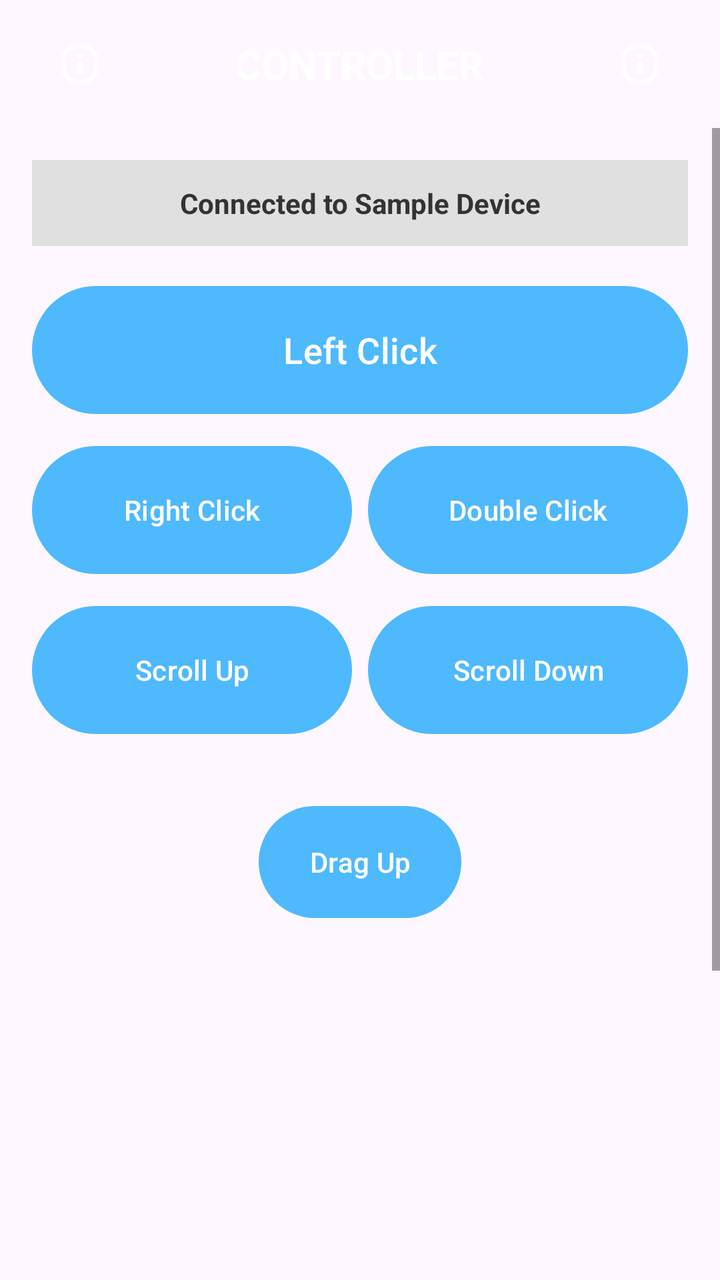
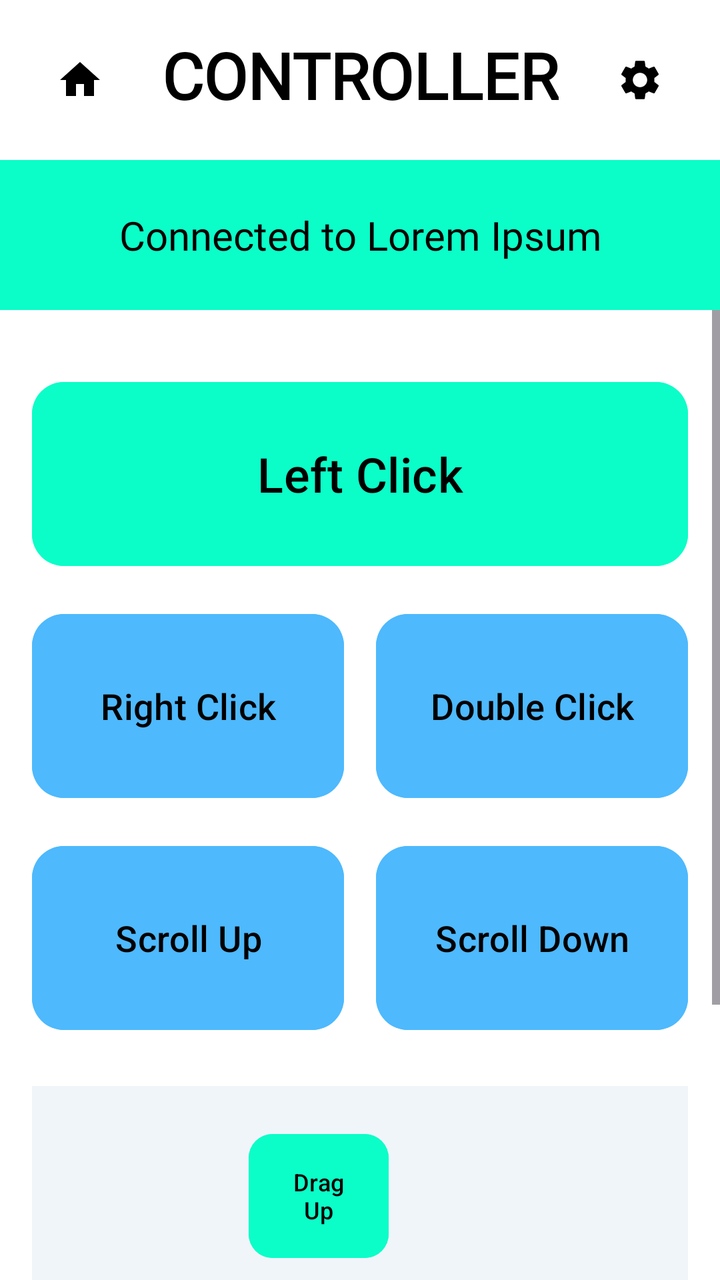

Two renders of the same Android screen: before a commit and after it. Below are the layout's source before the change and the commit's diff.
<!-- AndroidManifest.xml: application theme Theme.Phomouse -->
<!-- res/layout/screen_controller.xml -->
<?xml version="1.0" encoding="utf-8"?>
<androidx.constraintlayout.widget.ConstraintLayout xmlns:android="http://schemas.android.com/apk/res/android"
    xmlns:app="http://schemas.android.com/apk/res-auto"
    android:id="@+id/screen_controller"
    android:layout_width="match_parent"
    android:layout_height="match_parent">

    <com.google.android.material.appbar.AppBarLayout
        android:id="@+id/appbar_controller"
        android:layout_width="match_parent"
        android:layout_height="wrap_content"
        app:layout_constraintTop_toTopOf="parent">

        <androidx.appcompat.widget.Toolbar
            android:layout_width="match_parent"
            android:layout_height="?attr/actionBarSize"
            app:contentInsetStart="0dp"
            app:contentInsetEnd="0dp">

            <androidx.constraintlayout.widget.ConstraintLayout
                android:layout_width="match_parent"
                android:layout_height="match_parent"
                android:paddingHorizontal="16dp">

                <ImageButton
                    android:id="@+id/btn_home_controller"
                    android:layout_width="48dp"
                    android:layout_height="48dp"
                    android:src="@drawable/ic_placeholder"
                    android:background="?attr/selectableItemBackgroundBorderless"
                    app:tint="?attr/colorOnPrimary"
                    app:layout_constraintStart_toStartOf="parent"
                    app:layout_constraintTop_toTopOf="parent"
                    app:layout_constraintBottom_toBottomOf="parent"/>

                <TextView
                    android:layout_width="wrap_content"
                    android:layout_height="wrap_content"
                    android:text="CONTROLLER"
                    android:textSize="20sp"
                    android:textStyle="bold"
                    android:textColor="?attr/colorOnPrimary"
                    app:layout_constraintStart_toStartOf="parent"
                    app:layout_constraintEnd_toEndOf="parent"
                    app:layout_constraintTop_toTopOf="parent"
                    app:layout_constraintBottom_toBottomOf="parent"/>

                <ImageButton
                    android:id="@+id/btn_settings_controller"
                    android:layout_width="48dp"
                    android:layout_height="48dp"
                    android:src="@drawable/ic_placeholder"
                    android:background="?attr/selectableItemBackgroundBorderless"
                    app:tint="?attr/colorOnPrimary"
                    app:layout_constraintEnd_toEndOf="parent"
                    app:layout_constraintTop_toTopOf="parent"
                    app:layout_constraintBottom_toBottomOf="parent"/>

            </androidx.constraintlayout.widget.ConstraintLayout>
        </androidx.appcompat.widget.Toolbar>
    </com.google.android.material.appbar.AppBarLayout>

    <ScrollView
        android:layout_width="match_parent"
        android:layout_height="0dp"
        app:layout_constraintTop_toBottomOf="@id/appbar_controller"
        app:layout_constraintBottom_toBottomOf="parent">

        <LinearLayout
            android:layout_width="match_parent"
            android:layout_height="wrap_content"
            android:orientation="vertical"
            android:padding="16dp">

            <TextView
                android:layout_width="match_parent"
                android:layout_height="wrap_content"
                android:text="Connected to Sample Device"
                android:textAlignment="center"
                android:padding="12dp"
                android:background="#E0E0E0"
                android:textColor="#333333"
                android:textStyle="bold"
                android:layout_marginBottom="16dp"/>

            <com.google.android.material.button.MaterialButton
                android:layout_width="match_parent"
                android:layout_height="72dp"
                android:text="Left Click"
                android:textSize="18sp"
                android:layout_marginBottom="8dp"/>

            <LinearLayout
                android:layout_width="match_parent"
                android:layout_height="wrap_content"
                android:orientation="horizontal"
                android:layout_marginBottom="8dp">
                <com.google.android.material.button.MaterialButton
                    android:layout_width="0dp"
                    android:layout_height="72dp"
                    android:layout_weight="1"
                    android:text="Right Click"
                    android:layout_marginEnd="4dp"/>
                <com.google.android.material.button.MaterialButton
                    android:layout_width="0dp"
                    android:layout_height="72dp"
                    android:layout_weight="1"
                    android:text="Double Click"
                    android:layout_marginStart="4dp"/>
            </LinearLayout>

            <LinearLayout
                android:layout_width="match_parent"
                android:layout_height="wrap_content"
                android:orientation="horizontal"
                android:layout_marginBottom="24dp">
                <com.google.android.material.button.MaterialButton
                    android:layout_width="0dp"
                    android:layout_height="72dp"
                    android:layout_weight="1"
                    android:text="Scroll Up"
                    android:layout_marginEnd="4dp"/>
                <com.google.android.material.button.MaterialButton
                    android:layout_width="0dp"
                    android:layout_height="72dp"
                    android:layout_weight="1"
                    android:text="Scroll Down"
                    android:layout_marginStart="4dp"/>
            </LinearLayout>

            
            <GridLayout
                android:layout_width="match_parent"
                android:layout_height="wrap_content"
                android:columnCount="3"
                android:rowCount="3"
                android:alignmentMode="alignBounds">

                
                <TextView
                    android:layout_width="0dp"
                    android:layout_height="wrap_content"
                    android:text="Drag"
                    android:layout_columnWeight="1"
                    android:gravity="center"
                    android:layout_gravity="center"/>
                <com.google.android.material.button.MaterialButton
                    android:layout_width="0dp"
                    android:layout_height="64dp"
                    android:text="Drag Up"
                    android:layout_columnWeight="1"
                    android:layout_margin="4dp"/>
                <TextView
                    android:layout_width="0dp"
                    android:layout_height="wrap_content"
                    android:text="Tap grab to start"
                    android:layout_columnWeight="1"
                    android:gravity="center"
                    android:layout_gravity="center"/>

                
                <com.google.android.material.button.MaterialButton
                    android:layout_width="0dp"
                    android:layout_height="64dp"
                    android:text="Drag Left"
                    android:layout_columnWeight="1"
                    android:layout_margin="4dp"/>
                <com.google.android.material.button.MaterialButton
                    android:layout_width="0dp"
                    android:layout_height="64dp"
                    android:text="Grab"
                    android:layout_columnWeight="1"
                    android:layout_margin="4dp"/>
                <com.google.android.material.button.MaterialButton
                    android:layout_width="0dp"
                    android:layout_height="64dp"
                    android:text="Drag Right"
                    android:layout_columnWeight="1"
                    android:layout_margin="4dp"/>

                
                <Space
                    android:layout_width="0dp"
                    android:layout_height="wrap_content"
                    android:layout_columnWeight="1"/>
                <com.google.android.material.button.MaterialButton
                    android:layout_width="0dp"
                    android:layout_height="64dp"
                    android:text="Drag Down"
                    android:layout_columnWeight="1"
                    android:layout_margin="4dp"/>
                <Space
                    android:layout_width="0dp"
                    android:layout_height="wrap_content"
                    android:layout_columnWeight="1"/>

            </GridLayout>

        </LinearLayout>
    </ScrollView>
</androidx.constraintlayout.widget.ConstraintLayout>
<!-- resources referenced by this layout -->
<resources>
  <!-- drawable ic_placeholder (drawable) -->
  <vector xmlns:android="http://schemas.android.com/apk/res/android"
      android:width="24dp"
      android:height="24dp"
      android:viewportWidth="24"
      android:viewportHeight="24">
      <path
          android:fillColor="#888888"
          android:pathData="M12,2C6.47,2 2,6.47 2,12s4.47,10 10,10 10,-4.47 10,-10S17.53,2 12,2zM12,20c-4.41,0 -8,-3.59 -8,-8s3.59,-8 8,-8 8,3.59 8,8 -3.59,8 -8,8zM11,7h2v2h-2zM11,11h2v6h-2z"/>
  </vector>
  <style name="Theme.Phomouse" parent="Base.Theme.Phomouse" />
  <style name="Base.Theme.Phomouse" parent="Theme.Material3.DayNight.NoActionBar">
   <item name="colorPrimary">@color/primary</item>
          
      </style>
  <color name="primary">#4EB9FD</color>
</resources>

<!-- the commit's change to res/layout/screen_controller.xml (unified diff, before → after) -->
@@ -3,199 +3,258 @@
     xmlns:app="http://schemas.android.com/apk/res-auto"
     android:id="@+id/screen_controller"
     android:layout_width="match_parent"
-    android:layout_height="match_parent">
-
-    <com.google.android.material.appbar.AppBarLayout
-        android:id="@+id/appbar_controller"
+    android:layout_height="match_parent"
+    android:background="@color/white">
+
+    <androidx.constraintlayout.widget.ConstraintLayout
+        android:id="@+id/header_controller"
         android:layout_width="match_parent"
         android:layout_height="wrap_content"
+        android:padding="16dp"
         app:layout_constraintTop_toTopOf="parent">
 
-        <androidx.appcompat.widget.Toolbar
-            android:layout_width="match_parent"
-            android:layout_height="?attr/actionBarSize"
-            app:contentInsetStart="0dp"
-            app:contentInsetEnd="0dp">
-
-            <androidx.constraintlayout.widget.ConstraintLayout
-                android:layout_width="match_parent"
-                android:layout_height="match_parent"
-                android:paddingHorizontal="16dp">
-
-                <ImageButton
-                    android:id="@+id/btn_home_controller"
-                    android:layout_width="48dp"
-                    android:layout_height="48dp"
-                    android:src="@drawable/ic_placeholder"
-                    android:background="?attr/selectableItemBackgroundBorderless"
-                    app:tint="?attr/colorOnPrimary"
-                    app:layout_constraintStart_toStartOf="parent"
-                    app:layout_constraintTop_toTopOf="parent"
-                    app:layout_constraintBottom_toBottomOf="parent"/>
-
-                <TextView
-                    android:layout_width="wrap_content"
-                    android:layout_height="wrap_content"
-                    android:text="CONTROLLER"
-                    android:textSize="20sp"
-                    android:textStyle="bold"
-                    android:textColor="?attr/colorOnPrimary"
-                    app:layout_constraintStart_toStartOf="parent"
-                    app:layout_constraintEnd_toEndOf="parent"
-                    app:layout_constraintTop_toTopOf="parent"
-                    app:layout_constraintBottom_toBottomOf="parent"/>
-
-                <ImageButton
-                    android:id="@+id/btn_settings_controller"
-                    android:layout_width="48dp"
-                    android:layout_height="48dp"
-                    android:src="@drawable/ic_placeholder"
-                    android:background="?attr/selectableItemBackgroundBorderless"
-                    app:tint="?attr/colorOnPrimary"
-                    app:layout_constraintEnd_toEndOf="parent"
-                    app:layout_constraintTop_toTopOf="parent"
-                    app:layout_constraintBottom_toBottomOf="parent"/>
-
-            </androidx.constraintlayout.widget.ConstraintLayout>
-        </androidx.appcompat.widget.Toolbar>
-    </com.google.android.material.appbar.AppBarLayout>
+        <ImageButton
+            android:id="@+id/btn_home_controller"
+            android:layout_width="48dp"
+            android:layout_height="48dp"
+            android:src="@drawable/ic_home"
+            android:background="?attr/selectableItemBackgroundBorderless"
+            app:layout_constraintStart_toStartOf="parent"
+            app:layout_constraintTop_toTopOf="parent" />
+
+        <TextView
+            android:layout_width="wrap_content"
+            android:layout_height="wrap_content"
+            android:text="CONTROLLER"
+            android:textSize="32sp"
+            android:textStyle="bold"
+            android:textColor="@color/black"
+            android:fontFamily="@font/atkinson"
+            app:layout_constraintStart_toStartOf="parent"
+            app:layout_constraintEnd_toEndOf="parent"
+            app:layout_constraintTop_toTopOf="parent" />
+
+        <ImageButton
+            android:id="@+id/btn_settings_controller"
+            android:layout_width="48dp"
+            android:layout_height="48dp"
+            android:src="@drawable/ic_settings"
+            android:background="?attr/selectableItemBackgroundBorderless"
+            app:layout_constraintEnd_toEndOf="parent"
+            app:layout_constraintTop_toTopOf="parent" />
+
+    </androidx.constraintlayout.widget.ConstraintLayout>
+
+    <TextView
+        android:id="@+id/status_bar"
+        android:layout_width="match_parent"
+        android:layout_height="wrap_content"
+        android:text="Connected to Lorem Ipsum"
+        android:textSize="20sp"
+        android:textColor="@color/black"
+        android:background="@color/accent"
+        android:gravity="center"
+        android:paddingVertical="24dp"
+        android:fontFamily="@font/atkinson"
+        app:layout_constraintTop_toBottomOf="@id/header_controller" />
 
     <ScrollView
         android:layout_width="match_parent"
         android:layout_height="0dp"
-        app:layout_constraintTop_toBottomOf="@id/appbar_controller"
+        app:layout_constraintTop_toBottomOf="@id/status_bar"
         app:layout_constraintBottom_toBottomOf="parent">
 
         <LinearLayout
             android:layout_width="match_parent"
             android:layout_height="wrap_content"
             android:orientation="vertical"
-            android:padding="16dp">
-
-            <TextView
-                android:layout_width="match_parent"
-                android:layout_height="wrap_content"
-                android:text="Connected to Sample Device"
-                android:textAlignment="center"
-                android:padding="12dp"
-                android:background="#E0E0E0"
-                android:textColor="#333333"
-                android:textStyle="bold"
-                android:layout_marginBottom="16dp"/>
+            android:padding="16dp"
+            android:gravity="center_horizontal">
 
             <com.google.android.material.button.MaterialButton
-                android:layout_width="match_parent"
-                android:layout_height="72dp"
+                android:id="@+id/btn_left_click"
+                android:layout_width="match_parent"
+                android:layout_height="100dp"
                 android:text="Left Click"
-                android:textSize="18sp"
-                android:layout_marginBottom="8dp"/>
+                android:textSize="24sp"
+                android:textColor="@color/black"
+                android:textAllCaps="false"
+                android:backgroundTint="@color/accent"
+                app:cornerRadius="16dp"
+                android:layout_marginTop="16dp"/>
 
             <LinearLayout
                 android:layout_width="match_parent"
                 android:layout_height="wrap_content"
                 android:orientation="horizontal"
-                android:layout_marginBottom="8dp">
-                <com.google.android.material.button.MaterialButton
-                    android:layout_width="0dp"
-                    android:layout_height="72dp"
-                    android:layout_weight="1"
+                android:layout_marginTop="16dp">
+                <com.google.android.material.button.MaterialButton
+                    android:id="@+id/btn_right_click"
+                    android:layout_width="0dp"
+                    android:layout_weight="1"
+                    android:layout_height="100dp"
                     android:text="Right Click"
-                    android:layout_marginEnd="4dp"/>
-                <com.google.android.material.button.MaterialButton
-                    android:layout_width="0dp"
-                    android:layout_height="72dp"
-                    android:layout_weight="1"
+                    android:textSize="18sp"
+                    android:textColor="@color/black"
+                    android:textAllCaps="false"
+                    android:backgroundTint="@color/primary"
+                    app:cornerRadius="16dp"
+                    android:layout_marginEnd="8dp"/>
+                <com.google.android.material.button.MaterialButton
+                    android:id="@+id/btn_double_click"
+                    android:layout_width="0dp"
+                    android:layout_weight="1"
+                    android:layout_height="100dp"
                     android:text="Double Click"
-                    android:layout_marginStart="4dp"/>
+                    android:textSize="18sp"
+                    android:textColor="@color/black"
+                    android:textAllCaps="false"
+                    android:backgroundTint="@color/primary"
+                    app:cornerRadius="16dp"
+                    android:layout_marginStart="8dp"/>
             </LinearLayout>
 
             <LinearLayout
                 android:layout_width="match_parent"
                 android:layout_height="wrap_content"
                 android:orientation="horizontal"
-                android:layout_marginBottom="24dp">
-                <com.google.android.material.button.MaterialButton
-                    android:layout_width="0dp"
-                    android:layout_height="72dp"
-                    android:layout_weight="1"
+                android:layout_marginTop="16dp">
+                <com.google.android.material.button.MaterialButton
+                    android:id="@+id/btn_scroll_up"
+                    android:layout_width="0dp"
+                    android:layout_weight="1"
+                    android:layout_height="100dp"
                     android:text="Scroll Up"
-                    android:layout_marginEnd="4dp"/>
-                <com.google.android.material.button.MaterialButton
-                    android:layout_width="0dp"
-                    android:layout_height="72dp"
-                    android:layout_weight="1"
+                    android:textSize="18sp"
+                    android:textColor="@color/black"
+                    android:textAllCaps="false"
+                    android:backgroundTint="@color/primary"
+                    app:cornerRadius="16dp"
+                    android:layout_marginEnd="8dp"/>
+                <com.google.android.material.button.MaterialButton
+                    android:id="@+id/btn_scroll_down"
+                    android:layout_width="0dp"
+                    android:layout_weight="1"
+                    android:layout_height="100dp"
                     android:text="Scroll Down"
-                    android:layout_marginStart="4dp"/>
+                    android:textSize="18sp"
+                    android:textColor="@color/black"
+                    android:textAllCaps="false"
+                    android:backgroundTint="@color/primary"
+                    app:cornerRadius="16dp"
+                    android:layout_marginStart="8dp"/>
             </LinearLayout>
 
             
-            <GridLayout
+            <androidx.constraintlayout.widget.ConstraintLayout
                 android:layout_width="match_parent"
                 android:layout_height="wrap_content"
-                android:columnCount="3"
-                android:rowCount="3"
-                android:alignmentMode="alignBounds">
-
-                
+                android:background="#F0F5FA"
+                android:layout_marginTop="24dp"
+                android:padding="16dp">
+
                 <TextView
-                    android:layout_width="0dp"
+                    android:id="@+id/label_drag"
+                    android:layout_width="wrap_content"
                     android:layout_height="wrap_content"
                     android:text="Drag"
-                    android:layout_columnWeight="1"
-                    android:gravity="center"
-                    android:layout_gravity="center"/>
-                <com.google.android.material.button.MaterialButton
-                    android:layout_width="0dp"
-                    android:layout_height="64dp"
-                    android:text="Drag Up"
-                    android:layout_columnWeight="1"
-                    android:layout_margin="4dp"/>
+                    android:textStyle="bold"
+                    android:textSize="18sp"
+                    android:textColor="@color/black"
+                    app:layout_constraintStart_toStartOf="parent"
+                    app:layout_constraintTop_toTopOf="parent"
+                    app:layout_constraintBottom_toBottomOf="parent"/>
+
+                <GridLayout
+                    android:id="@+id/drag_grid"
+                    android:layout_width="wrap_content"
+                    android:layout_height="wrap_content"
+                    android:columnCount="3"
+                    android:rowCount="3"
+                    app:layout_constraintStart_toEndOf="@id/label_drag"
+                    app:layout_constraintEnd_toStartOf="@id/label_tap_grab"
+                    app:layout_constraintTop_toTopOf="parent"
+                    app:layout_constraintBottom_toBottomOf="parent">
+
+                    <Space android:layout_width="70dp" android:layout_height="70dp" />
+                    <com.google.android.material.button.MaterialButton
+                        android:id="@+id/btn_drag_up"
+                        android:layout_width="70dp"
+                        android:layout_height="70dp"
+                        android:padding="0dp"
+                        android:text="Drag\nUp"
+                        android:textSize="12sp"
+                        android:textColor="@color/black"
+                        android:backgroundTint="@color/accent"
+                        app:cornerRadius="12dp"
+                        android:layout_margin="4dp"/>
+                    <Space android:layout_width="70dp" android:layout_height="70dp" />
+
+                    <com.google.android.material.button.MaterialButton
+                        android:id="@+id/btn_drag_left"
+                        android:layout_width="70dp"
+                        android:layout_height="70dp"
+                        android:padding="0dp"
+                        android:text="Drag\nLeft"
+                        android:textSize="12sp"
+                        android:textColor="@color/black"
+                        android:backgroundTint="@color/accent"
+                        app:cornerRadius="12dp"
+                        android:layout_margin="4dp"/>
+                    <com.google.android.material.button.MaterialButton
+                        android:id="@+id/btn_grab"
+                        android:layout_width="70dp"
+                        android:layout_height="70dp"
+                        android:padding="0dp"
+                        android:text="Grab"
+                        android:textSize="12sp"
+                        android:textColor="@color/black"
+                        android:backgroundTint="@color/accent"
+                        app:cornerRadius="12dp"
+                        android:layout_margin="4dp"/>
+                    <com.google.android.material.button.MaterialButton
+                        android:id="@+id/btn_drag_right"
+                        android:layout_width="70dp"
+                        android:layout_height="70dp"
+                        android:padding="0dp"
+                        android:text="Drag\nRight"
+                        android:textSize="12sp"
+                        android:textColor="@color/black"
+                        android:backgroundTint="@color/accent"
+                        app:cornerRadius="12dp"
+                        android:layout_margin="4dp"/>
+
+                    <Space android:layout_width="70dp" android:layout_height="70dp" />
+                    <com.google.android.material.button.MaterialButton
+                        android:id="@+id/btn_drag_down"
+                        android:layout_width="70dp"
+                        android:layout_height="70dp"
+                        android:padding="0dp"
+                        android:text="Drag\nDown"
+                        android:textSize="12sp"
+                        android:textColor="@color/black"
+                        android:backgroundTint="@color/accent"
+                        app:cornerRadius="12dp"
+                        android:layout_margin="4dp"/>
+                    <Space android:layout_width="70dp" android:layout_height="70dp" />
+
+                </GridLayout>
+
                 <TextView
-                    android:layout_width="0dp"
+                    android:id="@+id/label_tap_grab"
+                    android:layout_width="80dp"
                     android:layout_height="wrap_content"
                     android:text="Tap grab to start"
-                    android:layout_columnWeight="1"
+                    android:textSize="14sp"
+                    android:textColor="@color/black"
                     android:gravity="center"
-                    android:layout_gravity="center"/>
-
-                
-                <com.google.android.material.button.MaterialButton
-                    android:layout_width="0dp"
-                    android:layout_height="64dp"
-                    android:text="Drag Left"
-                    android:layout_columnWeight="1"
-                    android:layout_margin="4dp"/>
-                <com.google.android.material.button.MaterialButton
-                    android:layout_width="0dp"
-                    android:layout_height="64dp"
-                    android:text="Grab"
-                    android:layout_columnWeight="1"
-                    android:layout_margin="4dp"/>
-                <com.google.android.material.button.MaterialButton
-                    android:layout_width="0dp"
-                    android:layout_height="64dp"
-                    android:text="Drag Right"
-                    android:layout_columnWeight="1"
-                    android:layout_margin="4dp"/>
-
-                
-                <Space
-                    android:layout_width="0dp"
-                    android:layout_height="wrap_content"
-                    android:layout_columnWeight="1"/>
-                <com.google.android.material.button.MaterialButton
-                    android:layout_width="0dp"
-                    android:layout_height="64dp"
-                    android:text="Drag Down"
-                    android:layout_columnWeight="1"
-                    android:layout_margin="4dp"/>
-                <Space
-                    android:layout_width="0dp"
-                    android:layout_height="wrap_content"
-                    android:layout_columnWeight="1"/>
-
-            </GridLayout>
+                    app:layout_constraintEnd_toEndOf="parent"
+                    app:layout_constraintTop_toTopOf="parent"
+                    app:layout_constraintBottom_toBottomOf="parent"/>
+
+            </androidx.constraintlayout.widget.ConstraintLayout>
 
         </LinearLayout>
     </ScrollView>
+
 </androidx.constraintlayout.widget.ConstraintLayout>
<!-- resource entries referenced after the edit -->
@@ -1,20 +1,34 @@
 <!-- resources referenced by this layout -->
 <resources>
-  <!-- drawable ic_placeholder (drawable) -->
+  <color name="accent">#0BFEC8</color>
+  <color name="black">#FF000000</color>
+  <style name="Theme.Phomouse" parent="Base.Theme.Phomouse" />
+  <style name="Base.Theme.Phomouse" parent="Theme.Material3.DayNight.NoActionBar">
+          <item name="colorPrimary">@color/primary</item>
+          <item name="colorAccent">@color/accent</item>
+          <item name="android:windowBackground">@color/white</item>
+      </style>
+  <color name="primary">#4EB9FD</color>
+  <color name="white">#FFFFFFFF</color>
+  <!-- drawable ic_home (drawable) -->
   <vector xmlns:android="http://schemas.android.com/apk/res/android"
       android:width="24dp"
       android:height="24dp"
       android:viewportWidth="24"
       android:viewportHeight="24">
       <path
-          android:fillColor="#888888"
-          android:pathData="M12,2C6.47,2 2,6.47 2,12s4.47,10 10,10 10,-4.47 10,-10S17.53,2 12,2zM12,20c-4.41,0 -8,-3.59 -8,-8s3.59,-8 8,-8 8,3.59 8,8 -3.59,8 -8,8zM11,7h2v2h-2zM11,11h2v6h-2z"/>
+          android:fillColor="#000000"
+          android:pathData="M10,20V14H14V20H19V12H22L12,3L2,12H5V20H10Z"/>
   </vector>
-  <style name="Theme.Phomouse" parent="Base.Theme.Phomouse" />
-  <style name="Base.Theme.Phomouse" parent="Theme.Material3.DayNight.NoActionBar">
-   <item name="colorPrimary">@color/primary</item>
-          
-      </style>
-  <color name="primary">#4EB9FD</color>
+  <!-- drawable ic_settings (drawable) -->
+  <vector xmlns:android="http://schemas.android.com/apk/res/android"
+      android:width="24dp"
+      android:height="24dp"
+      android:viewportWidth="24"
+      android:viewportHeight="24">
+      <path
+          android:fillColor="#000000"
+          android:pathData="M19.14,12.94c0.04,-0.3 0.06,-0.61 0.06,-0.94c0,-0.32 -0.02,-0.64 -0.07,-0.94l2.03,-1.58c0.18,-0.14 0.23,-0.41 0.12,-0.61l-1.92,-3.32c-0.12,-0.22 -0.37,-0.29 -0.59,-0.22l-2.39,0.96c-0.5,-0.38 -1.03,-0.7 -1.62,-0.94L14.4,2.81c-0.04,-0.24 -0.24,-0.41 -0.48,-0.41h-3.84c-0.24,0 -0.43,0.17 -0.47,0.41l-0.36,2.54c-0.59,0.24 -1.13,0.57 -1.62,0.94l-2.39,-0.96c-0.22,-0.08 -0.47,0 -0.59,0.22L2.74,8.87c-0.12,0.21 -0.08,0.47 0.12,0.61l2.03,1.58C4.84,11.36 4.81,11.67 4.81,12s0.02,0.64 0.07,0.94l-2.03,1.58c-0.18,0.14 -0.23,0.41 -0.12,0.61l1.92,3.32c0.12,0.22 0.37,0.29 0.59,0.22l2.39,-0.96c0.5,0.38 1.03,0.7 1.62,0.94l0.36,2.54c0.05,0.24 0.24,0.41 0.48,0.41h3.84c0.24,0 0.44,-0.17 0.47,-0.41l0.36,-2.54c0.59,-0.24 1.13,-0.56 1.62,-0.94l2.39,0.96c0.22,0.08 0.47,0 0.59,-0.22l1.92,-3.32c0.12,-0.21 0.07,-0.47 -0.12,-0.61L19.14,12.94zM12,15.6c-1.98,0 -3.6,-1.62 -3.6,-3.6s1.62,-3.6 3.6,-3.6s3.6,1.62 3.6,3.6S13.98,15.6 12,15.6z"/>
+  </vector>
 </resources>
 
